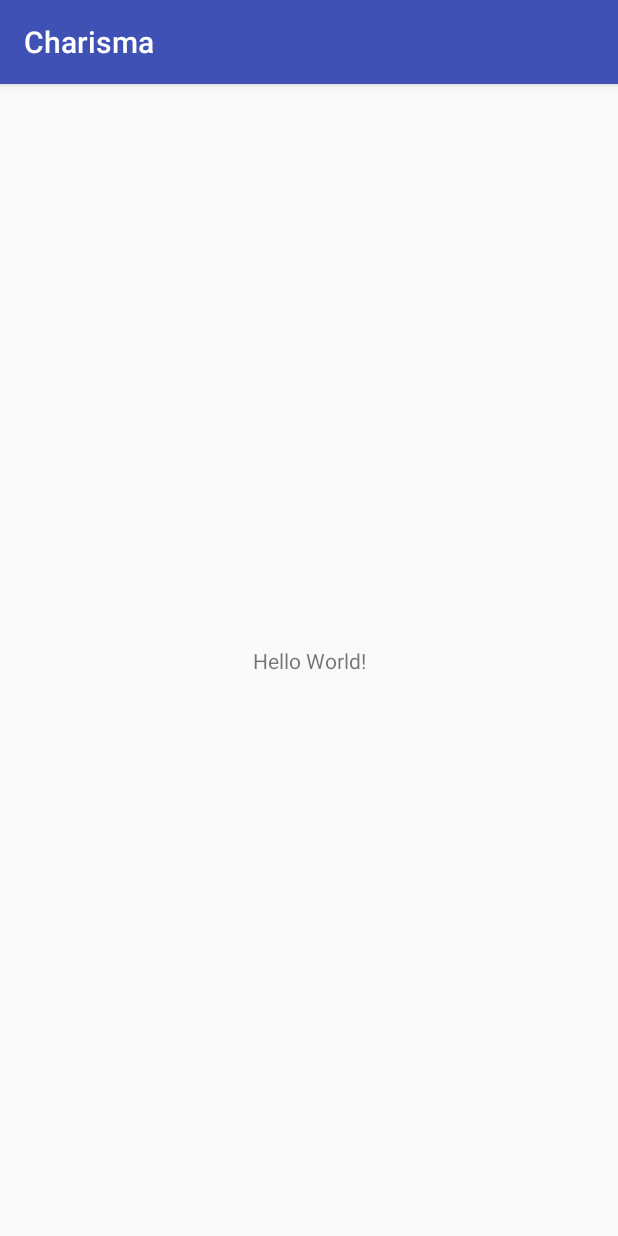
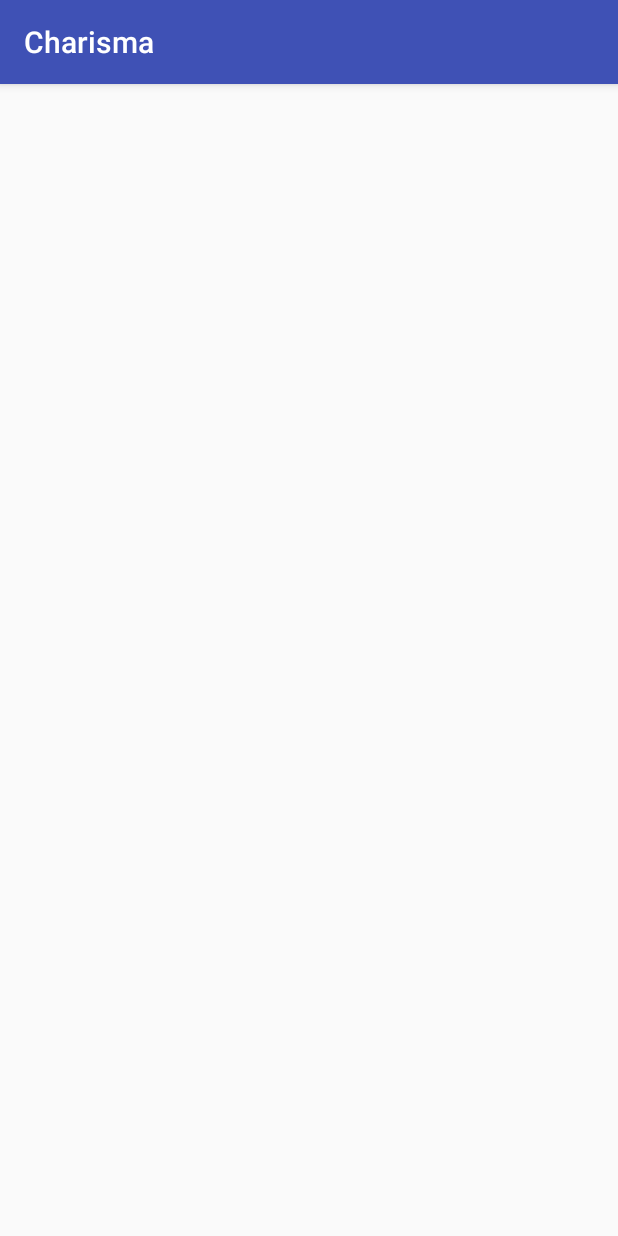
Before and after one commit to TigranTsat/charisma, an Android app: the screen it shows after launch (MainActivity), on a phone screen of 412 x 824 dp. Run offline under Robolectric (Android 15) with nearby library versions, the phone set to English and light mode, and no system bars.

```diff
--- a/app/build.gradle
+++ b/app/build.gradle
@@ -22,7 +22,6 @@
 dependencies {
     compile fileTree(dir: 'libs', include: ['*.jar'])
     compile 'com.android.support:appcompat-v7:23.4.0'
-    compile 'com.android.support.constraint:constraint-layout:1.0.0-alpha2'
     testCompile 'junit:junit:4.12'
     androidTestCompile 'com.android.support.test.espresso:espresso-core:2.2.2'
     androidTestCompile 'com.android.support.test:runner:0.5'
--- a/app/src/main/res/layout/activity_main.xml
+++ b/app/src/main/res/layout/activity_main.xml
@@ -1,20 +1,4 @@
 <?xml version="1.0" encoding="utf-8"?>
-<android.support.constraint.ConstraintLayout
-    xmlns:android="http://schemas.android.com/apk/res/android"
-    xmlns:app="http://schemas.android.com/apk/res-auto"
-    xmlns:tools="http://schemas.android.com/tools"
-    android:id="@+id/activity_main"
-    android:layout_width="match_parent"
-    android:layout_height="match_parent"
-    tools:context="com.charisma.charisma.MainActivity">
-
-    <TextView
-        android:layout_width="wrap_content"
-        android:layout_height="wrap_content"
-        android:text="Hello World!"
-        app:layout_constraintBottom_toBottomOf="@+id/activity_main"
-        app:layout_constraintLeft_toLeftOf="@+id/activity_main"
-        app:layout_constraintRight_toRightOf="@+id/activity_main"
-        app:layout_constraintTop_toTopOf="@+id/activity_main"/>
-
-</android.support.constraint.ConstraintLayout>
+<FrameLayout xmlns:android="http://schemas.android.com/apk/res/android"
+             android:layout_width="wrap_content"
+             android:layout_height="wrap_content"/>
```
Also changed, not shown: 2 other files.
